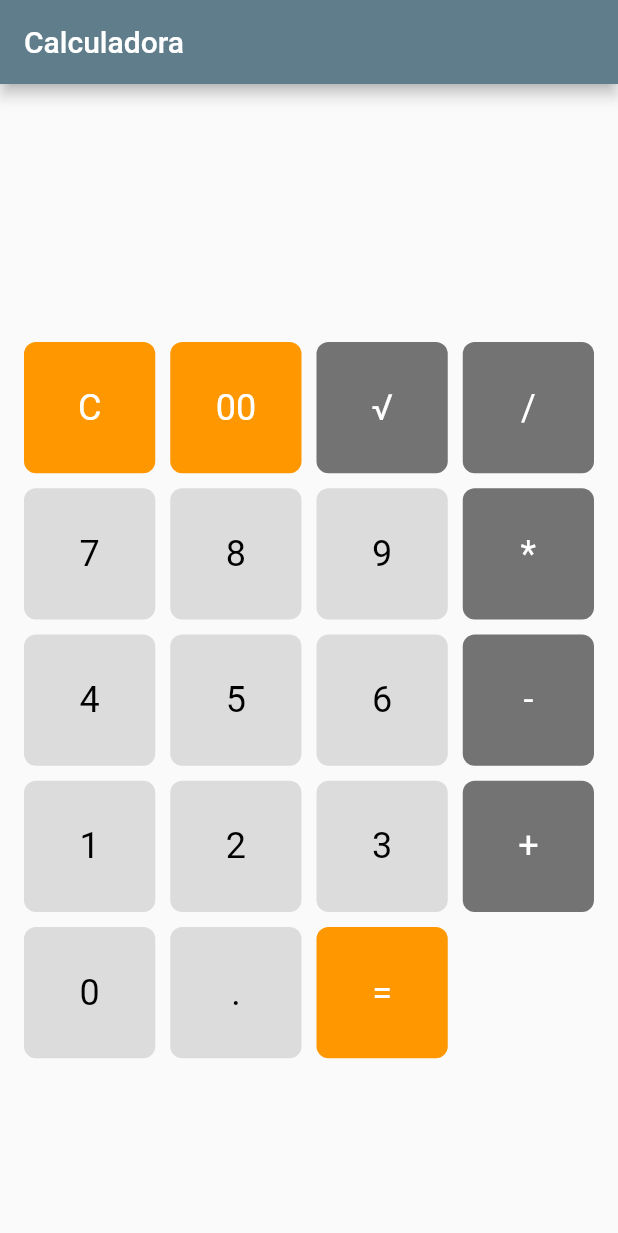
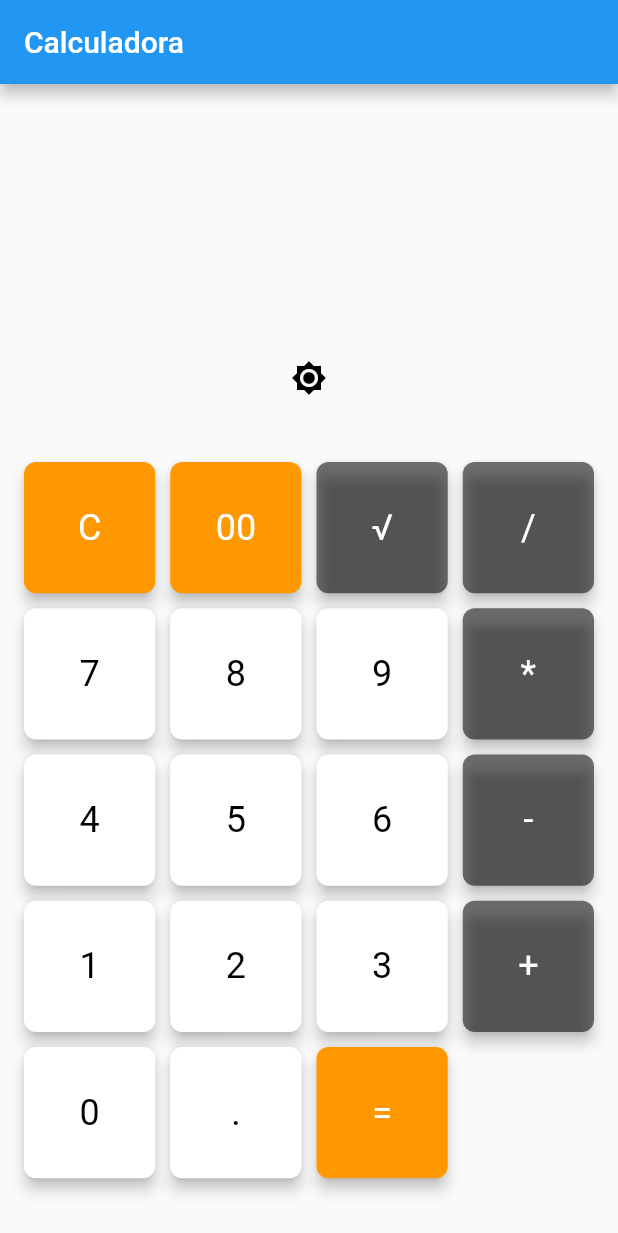
Before and after one commit to CristianLara-blip/Calculadora, a Flutter app: the screen it shows after launch, on a phone screen of 412 x 824 dp. Shown: the top 1233 px of the screen. Run offline on Flutter 3.47's test engine with Material 2 defaults, Android fonts, the phone set to English and light mode, and no system bars; our stand-ins replace math_expressions.

Commit message:
Mis cambios

```diff
--- a/lib/main.dart
+++ b/lib/main.dart
@@ -13,7 +13,7 @@ class CalculadoraApp extends StatelessWidget {
       debugShowCheckedModeBanner: false,
       title: 'Calculadora',
       theme: ThemeData(
-        primarySwatch: Colors.blueGrey,
+        primarySwatch: Colors.blue,
       ),
       home: Calculadora(),
     );
@@ -28,6 +28,7 @@ class Calculadora extends StatefulWidget {
 class _CalculadoraState extends State<Calculadora> {
   String input = "";
   String result = "";
+  bool darkMode = false;
 
   void _buttonPressed(String buttonText) {
     setState(() {
@@ -45,14 +46,13 @@ class _CalculadoraState extends State<Calculadora> {
       }
     });
   }
+
   void _calcularRaizCuadrada(String buttonText) {
     setState(() {
       try {
         if (input.isNotEmpty) {
           final inputNumber = double.parse(input);
-          result = (inputNumber >= 0)
-              ? (sqrt(inputNumber)).toString()
-              : "Error";
+          result = (inputNumber >= 0) ? (sqrt(inputNumber)).toString() : "Error";
           input = "";
         }
       } catch (e) {
@@ -72,9 +72,23 @@ class _CalculadoraState extends State<Calculadora> {
     }
   }
 
+  void _toggleDarkMode() {
+    setState(() {
+      darkMode = !darkMode;
+    });
+  }
+
   @override
   Widget build(BuildContext context) {
-    return Scaffold(
+    return MaterialApp(
+      debugShowCheckedModeBanner: false,
+      title: 'Calculadora',
+      theme: darkMode
+          ? ThemeData.dark()
+          : ThemeData(
+              primarySwatch: Colors.blue,
+            ),
+      home: Scaffold(
         appBar: AppBar(
           title: Text('Calculadora'),
         ),
@@ -94,6 +108,17 @@ class _CalculadoraState extends State<Calculadora> {
               child: Text(
                 result,
                 style: TextStyle(fontSize: 48, fontWeight: FontWeight.bold),
+              ),
+            ),
+            Container(
+              alignment: Alignment.center,
+              padding: EdgeInsets.all(16),
+              child: IconButton(
+                icon: Icon(
+                  darkMode ? Icons.brightness_4 : Icons.brightness_7,
+                  color: Colors.black,
+                ),
+                onPressed: _toggleDarkMode,
               ),
             ),
             Expanded(
@@ -147,70 +172,70 @@ class _CalculadoraState extends State<Calculadora> {
                       textColor: Colors.white,
                       callback: _calcularRaizCuadrada,
                     );
-                }else if (index == 4) {
+                  } else if (index == 4) {
                     return CalculatorButton(
                       text: "7",
-                    fillColor: Colors.black12,
+                      fillColor: Colors.white,
                       callback: _buttonPressed,
                     );
                   } else if (index == 5) {
                     return CalculatorButton(
                       text: "8",
-                    fillColor: Colors.black12,
+                      fillColor: Colors.white,
                       callback: _buttonPressed,
                     );
                   } else if (index == 6) {
                     return CalculatorButton(
                       text: "9",
-                    fillColor: Colors.black12,
+                      fillColor: Colors.white,
                       callback: _buttonPressed,
                     );
                   } else if (index == 8) {
                     return CalculatorButton(
                       text: "4",
-                    fillColor: Colors.black12,
+                      fillColor: Colors.white,
                       callback: _buttonPressed,
                     );
                   } else if (index == 9) {
                     return CalculatorButton(
                       text: "5",
-                    fillColor: Colors.black12,
+                      fillColor: Colors.white,
                       callback: _buttonPressed,
                     );
                   } else if (index == 10) {
                     return CalculatorButton(
                       text: "6",
-                    fillColor: Colors.black12,
+                      fillColor: Colors.white,
                       callback: _buttonPressed,
                     );
                   } else if (index == 12) {
                     return CalculatorButton(
                       text: "1",
-                    fillColor: Colors.black12,
+                      fillColor: Colors.white,
                       callback: _buttonPressed,
                     );
                   } else if (index == 13) {
                     return CalculatorButton(
                       text: "2",
-                    fillColor: Colors.black12,
+                      fillColor: Colors.white,
                       callback: _buttonPressed,
                     );
                   } else if (index == 14) {
                     return CalculatorButton(
                       text: "3",
-                    fillColor: Colors.black12,
+                      fillColor: Colors.white,
                       callback: _buttonPressed,
                     );
                   } else if (index == 17) {
                     return CalculatorButton(
                       text: ".",
-                    fillColor: Colors.black12,
+                      fillColor: Colors.white,
                       callback: _buttonPressed,
                     );
                   } else if (index == 16) {
                     return CalculatorButton(
                       text: "0",
-                    fillColor: Colors.black12,
+                      fillColor: Colors.white,
                       callback: _buttonPressed,
                     );
                   } else if (index == 1) {
@@ -235,6 +260,7 @@ class _CalculadoraState extends State<Calculadora> {
             ),
           ],
         ),
+      ),
     );
   }
 }
@@ -258,11 +284,14 @@ class CalculatorButton extends StatelessWidget {
       onTap: () {
         callback(text);
       },
-      child: Container(
-        decoration: BoxDecoration(
+      child: Material( // Agregamos un Material alrededor del botón
+        elevation: 4, // Configuramos la elevación para la sombra
+        borderRadius: BorderRadius.circular(8),
         color: fillColor,
-          borderRadius: BorderRadius.circular(8),
-        ),
+        child: InkWell( // Envolvemos el botón en un InkWell para que sea táctil
+          onTap: () {
+            callback(text);
+          },
           child: Center(
             child: Text(
               text,
@@ -273,6 +302,7 @@ class CalculatorButton extends StatelessWidget {
             ),
           ),
         ),
+      ),
     );
   }
 }
```
Lines whose indentation alone changed are shown as unchanged.
